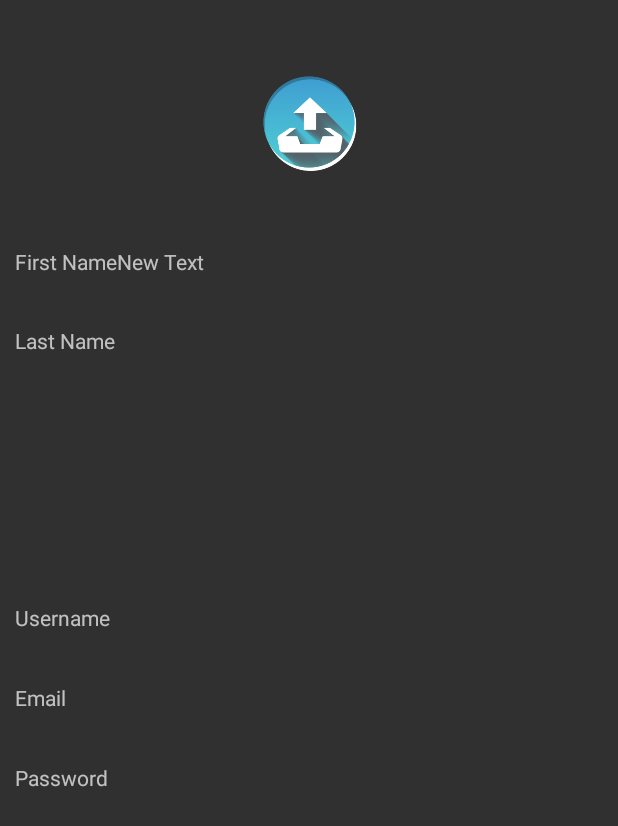
After one commit to sharukhhasan/DocumentUpload, an Android app: the layout fragment_settings.xml on its own in the app's theme, with its tools: preview values and no code run, on a phone screen of 412 x 824 dp. The commit adds this screen. Shown: the top 826 px of the screen. Run offline under Robolectric (Android 15) with nearby library versions, the phone set to English and light mode, and no system bars.

Commit message:
added settings fragment

```diff
--- /dev/null
+++ b/app/src/main/res/layout/fragment_settings.xml
@@ -0,0 +1,75 @@
+<?xml version="1.0" encoding="utf-8"?>
+<RelativeLayout xmlns:android="http://schemas.android.com/apk/res/android"
+    android:orientation="vertical" android:layout_width="match_parent"
+    android:layout_height="match_parent">
+
+    <ImageView
+        android:id="@+id/settingsAppIconView"
+        android:src="@drawable/app_icon_medium"
+        android:layout_width="wrap_content"
+        android:layout_height="72dp"
+        android:layout_gravity="center_horizontal"
+        android:layout_alignParentTop="true"
+        android:layout_centerHorizontal="true"
+        android:layout_marginTop="45dp" />
+
+    <TextView
+        android:layout_width="wrap_content"
+        android:layout_height="wrap_content"
+        android:text="First Name"
+        android:id="@+id/firstNameTitle"
+        android:layout_marginTop="47dp"
+        android:layout_below="@+id/settingsAppIconView"
+        android:layout_toLeftOf="@+id/settingsAppIconView"
+        android:layout_toStartOf="@+id/settingsAppIconView" />
+
+    <TextView
+        android:layout_width="wrap_content"
+        android:layout_height="wrap_content"
+        android:text="Last Name"
+        android:id="@+id/textView2"
+        android:layout_below="@+id/firstNameTitle"
+        android:layout_alignLeft="@+id/firstNameTitle"
+        android:layout_alignStart="@+id/firstNameTitle"
+        android:layout_marginTop="33dp" />
+
+    <TextView
+        android:layout_width="wrap_content"
+        android:layout_height="wrap_content"
+        android:text="Username"
+        android:id="@+id/textView3"
+        android:layout_centerVertical="true"
+        android:layout_alignLeft="@+id/textView2"
+        android:layout_alignStart="@+id/textView2" />
+
+    <TextView
+        android:layout_width="wrap_content"
+        android:layout_height="wrap_content"
+        android:text="Email"
+        android:id="@+id/textView4"
+        android:layout_below="@+id/textView3"
+        android:layout_alignLeft="@+id/textView3"
+        android:layout_alignStart="@+id/textView3"
+        android:layout_marginTop="34dp" />
+
+    <TextView
+        android:layout_width="wrap_content"
+        android:layout_height="wrap_content"
+        android:text="Password"
+        android:id="@+id/textView5"
+        android:layout_below="@+id/textView4"
+        android:layout_alignLeft="@+id/textView4"
+        android:layout_alignStart="@+id/textView4"
+        android:layout_marginTop="34dp" />
+
+    <TextView
+        android:layout_width="wrap_content"
+        android:layout_height="wrap_content"
+        android:text="New Text"
+        android:id="@+id/textView6"
+        android:layout_alignTop="@+id/firstNameTitle"
+        android:layout_alignLeft="@+id/settingsAppIconView"
+        android:layout_alignStart="@+id/settingsAppIconView" />
+
+
+</RelativeLayout>
```
Also changed, not shown: app/src/main/java/com/sharukhhasan/docupload/fragments/SettingsFragment.java (+20 -1 lines), app/src/main/res/layout/activity_signup.xml (+27 -1 lines).
